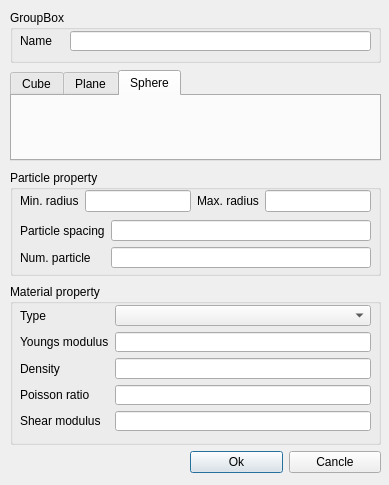
First picture: the form in project/xdynamics/xdynamics/xdynamics/makeParticle.ui, repository metakonga/metakonga, before the edit.
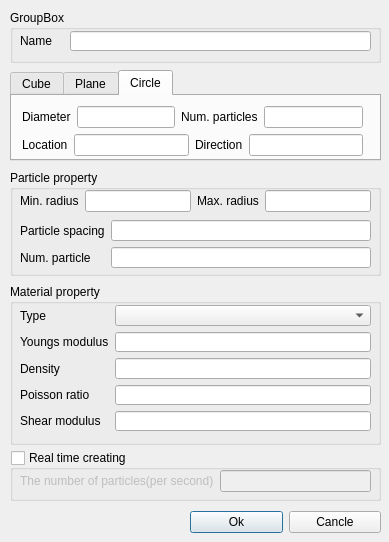
Second picture: the form after the edit. The open tabs and pages were chosen to show the change.

What changed in the file:
```diff
--- a/project/xdynamics/xdynamics/xdynamics/makeParticle.ui
+++ b/project/xdynamics/xdynamics/xdynamics/makeParticle.ui
@@ -7,7 +7,7 @@
     <x>0</x>
     <y>0</y>
     <width>389</width>
-    <height>485</height>
+    <height>542</height>
    </rect>
   </property>
   <property name="windowTitle">
@@ -177,8 +177,72 @@
    </widget>
    <widget class="QWidget" name="T_Sphere">
     <attribute name="title">
-     <string>Sphere</string>
+     <string>Circle</string>
     </attribute>
+    <widget class="QWidget" name="">
+     <property name="geometry">
+      <rect>
+       <x>10</x>
+       <y>38</y>
+       <width>341</width>
+       <height>22</height>
+      </rect>
+     </property>
+     <layout class="QHBoxLayout" name="horizontalLayout_9">
+      <item>
+       <widget class="QLabel" name="L_CircleLocation">
+        <property name="text">
+         <string>Location</string>
+        </property>
+       </widget>
+      </item>
+      <item>
+       <widget class="QLineEdit" name="LE_CircleLocation"/>
+      </item>
+      <item>
+       <widget class="QLabel" name="L_CircleDirection">
+        <property name="text">
+         <string>Direction</string>
+        </property>
+       </widget>
+      </item>
+      <item>
+       <widget class="QLineEdit" name="LE_CircleDirection"/>
+      </item>
+     </layout>
+    </widget>
+    <widget class="QWidget" name="">
+     <property name="geometry">
+      <rect>
+       <x>10</x>
+       <y>10</y>
+       <width>341</width>
+       <height>22</height>
+      </rect>
+     </property>
+     <layout class="QHBoxLayout" name="horizontalLayout_8">
+      <item>
+       <widget class="QLabel" name="L_CircleDiameter">
+        <property name="text">
+         <string>Diameter</string>
+        </property>
+       </widget>
+      </item>
+      <item>
+       <widget class="QLineEdit" name="LE_CircleDiameter"/>
+      </item>
+      <item>
+       <widget class="QLabel" name="L_NumParticle">
+        <property name="text">
+         <string>Num. particles</string>
+        </property>
+       </widget>
+      </item>
+      <item>
+       <widget class="QLineEdit" name="LE_NumParticle"/>
+      </item>
+     </layout>
+    </widget>
    </widget>
   </widget>
   <widget class="QGroupBox" name="groupBox">
@@ -341,7 +405,7 @@
    <property name="geometry">
     <rect>
      <x>190</x>
-     <y>450</y>
+     <y>510</y>
      <width>191</width>
      <height>25</height>
     </rect>
@@ -399,6 +463,47 @@
     </property>
    </widget>
   </widget>
+  <widget class="QGroupBox" name="GB_RealTime">
+   <property name="geometry">
+    <rect>
+     <x>10</x>
+     <y>450</y>
+     <width>371</width>
+     <height>51</height>
+    </rect>
+   </property>
+   <property name="title">
+    <string>Real time creating</string>
+   </property>
+   <property name="checkable">
+    <bool>true</bool>
+   </property>
+   <property name="checked">
+    <bool>false</bool>
+   </property>
+   <widget class="QWidget" name="">
+    <property name="geometry">
+     <rect>
+      <x>10</x>
+      <y>20</y>
+      <width>351</width>
+      <height>22</height>
+     </rect>
+    </property>
+    <layout class="QHBoxLayout" name="horizontalLayout_10">
+     <item>
+      <widget class="QLabel" name="L_NumParticlesPer">
+       <property name="text">
+        <string>The number of particles(per second)</string>
+       </property>
+      </widget>
+     </item>
+     <item>
+      <widget class="QLineEdit" name="LE_NumParclesPer"/>
+     </item>
+    </layout>
+   </widget>
+  </widget>
  </widget>
  <tabstops>
   <tabstop>LE_Name</tabstop>
```
Left out of the diff: 4 changed lines with no effect on the pictures.
